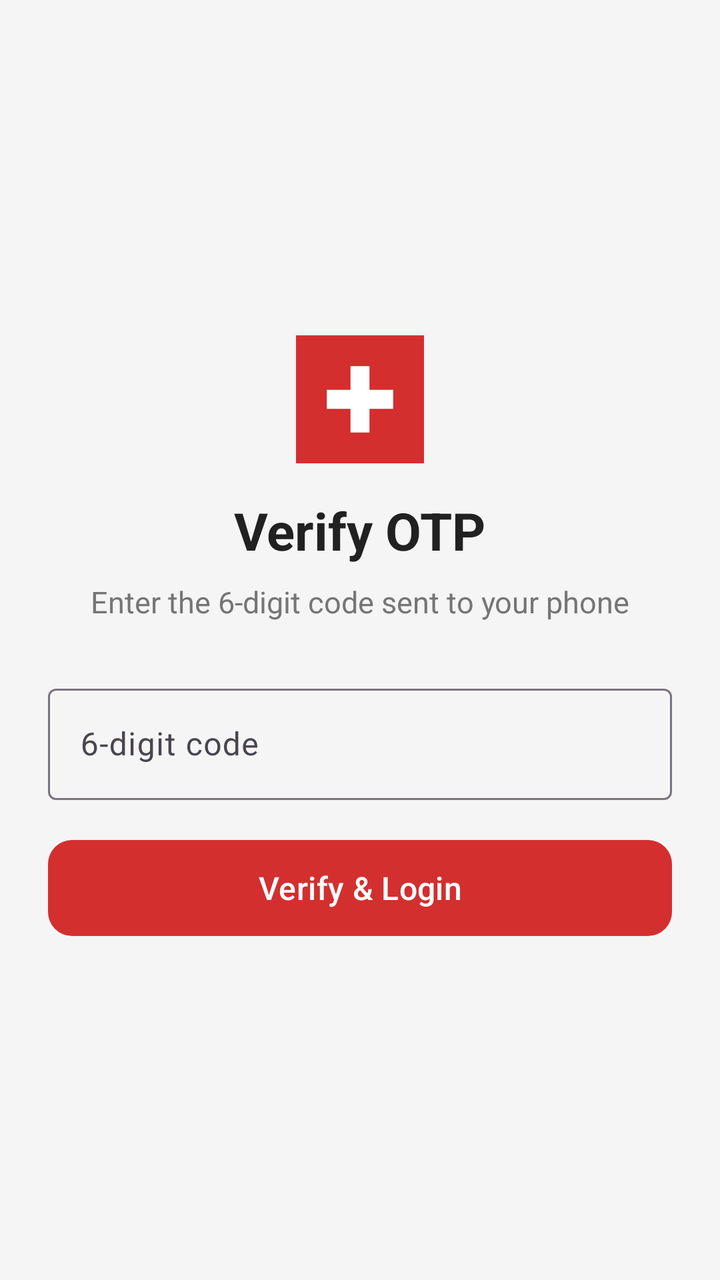
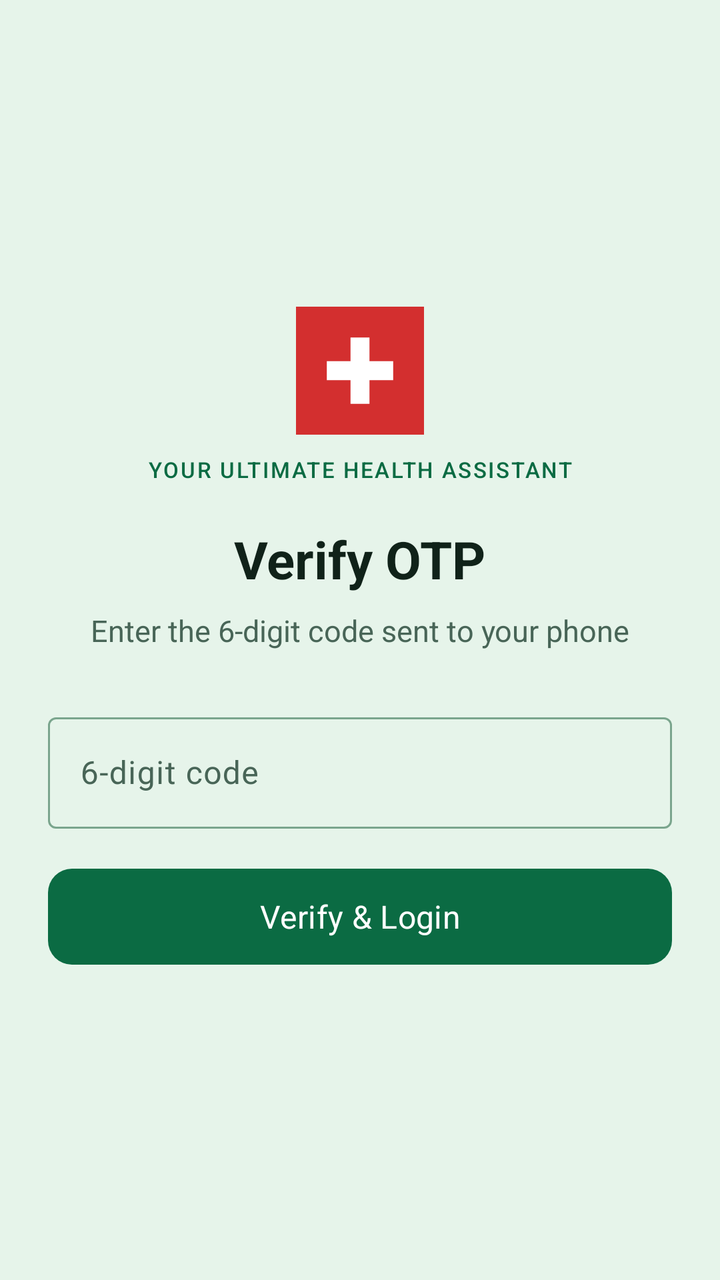

The first picture is an Android layout as it rendered before a commit; the second is the same layout after the commit. The layout source and the unified diff follow.
<!-- AndroidManifest.xml: application theme Theme.ShasthoBondhu -->
<!-- res/layout/fragment_otp_verify.xml -->
<?xml version="1.0" encoding="utf-8"?>
<LinearLayout xmlns:android="http://schemas.android.com/apk/res/android"
    xmlns:app="http://schemas.android.com/apk/res-auto"
    android:layout_width="match_parent"
    android:layout_height="match_parent"
    android:background="@color/background"
    android:gravity="center"
    android:orientation="vertical"
    android:paddingHorizontal="24dp">

    <ImageView
        android:layout_width="64dp"
        android:layout_height="64dp"
        android:contentDescription="@string/app_name"
        android:src="@drawable/ic_app_logo" />

    <TextView
        android:layout_width="wrap_content"
        android:layout_height="wrap_content"
        android:layout_marginTop="16dp"
        android:text="@string/otp_title"
        android:textColor="@color/text_primary"
        android:textSize="26sp"
        android:textStyle="bold" />

    <TextView
        android:id="@+id/tvSubtitle"
        android:layout_width="match_parent"
        android:layout_height="wrap_content"
        android:layout_marginTop="8dp"
        android:gravity="center"
        android:text="@string/otp_subtitle"
        android:textColor="@color/text_secondary"
        android:textSize="15sp" />

    <com.google.android.material.textfield.TextInputLayout
        style="@style/Widget.Material3.TextInputLayout.OutlinedBox"
        android:layout_width="match_parent"
        android:layout_height="wrap_content"
        android:layout_marginTop="28dp"
        android:hint="@string/hint_otp">

        <com.google.android.material.textfield.TextInputEditText
            android:id="@+id/etOtp"
            android:layout_width="match_parent"
            android:layout_height="wrap_content"
            android:inputType="number"
            android:maxLength="6"
            android:maxLines="1" />
    </com.google.android.material.textfield.TextInputLayout>

    <com.google.android.material.button.MaterialButton
        android:id="@+id/btnVerifyOtp"
        android:layout_width="match_parent"
        android:layout_height="56dp"
        android:layout_marginTop="16dp"
        android:text="@string/verify_and_login"
        android:textAllCaps="false"
        android:textSize="16sp"
        app:cornerRadius="12dp" />

    <ProgressBar
        android:id="@+id/progress"
        android:layout_width="wrap_content"
        android:layout_height="wrap_content"
        android:layout_marginTop="16dp"
        android:visibility="gone" />

    <TextView
        android:id="@+id/tvError"
        android:layout_width="match_parent"
        android:layout_height="wrap_content"
        android:layout_marginTop="12dp"
        android:gravity="center"
        android:textColor="@color/primary"
        android:textSize="14sp"
        android:visibility="gone" />

</LinearLayout>
<!-- resources referenced by this layout -->
<resources>
  <color name="background">#F5F5F5</color>
  <color name="primary">#D32F2F</color>
  <color name="text_primary">#212121</color>
  <color name="text_secondary">#757575</color>
  <!-- drawable ic_app_logo (drawable) -->
  <?xml version="1.0" encoding="utf-8"?>
  <vector xmlns:android="http://schemas.android.com/apk/res/android"
      android:width="108dp"
      android:height="108dp"
      android:viewportWidth="108"
      android:viewportHeight="108">
      <path
          android:fillColor="#D32F2F"
          android:pathData="M0,0h108v108h-108z" />
      <path
          android:fillColor="#FFFFFF"
          android:pathData="M46,26h16v20h20v16h-20v20h-16v-20h-20v-16h20z" />
  </vector>
  <string name="app_name">ShasthoBondhu</string>
  <string name="hint_otp">6-digit code</string>
  <string name="otp_subtitle">Enter the 6-digit code sent to your phone</string>
  <string name="otp_title">Verify OTP</string>
  <string name="verify_and_login">Verify &amp; Login</string>
  <style name="Theme.ShasthoBondhu" parent="Theme.Material3.DayNight.NoActionBar">
          <item name="colorPrimary">@color/primary</item>
          <item name="colorSecondary">@color/accent</item>
          <item name="android:windowBackground">@color/background</item>
          <item name="android:statusBarColor">@color/primary</item>
      </style>
  <color name="accent">#FF5252</color>
</resources>

<!-- the commit's change to res/layout/fragment_otp_verify.xml (unified diff, before → after) -->
@@ -15,9 +15,20 @@
         android:src="@drawable/ic_app_logo" />
 
     <TextView
+        android:layout_width="match_parent"
+        android:layout_height="wrap_content"
+        android:layout_marginTop="10dp"
+        android:fontFamily="sans-serif-medium"
+        android:gravity="center"
+        android:letterSpacing="0.08"
+        android:text="@string/brand_tagline"
+        android:textColor="@color/primary"
+        android:textSize="11sp" />
+
+    <TextView
         android:layout_width="wrap_content"
         android:layout_height="wrap_content"
-        android:layout_marginTop="16dp"
+        android:layout_marginTop="20dp"
         android:text="@string/otp_title"
         android:textColor="@color/text_primary"
         android:textSize="26sp"
<!-- resource entries referenced after the edit -->
@@ -1,9 +1,9 @@
 <!-- resources referenced by this layout -->
 <resources>
-  <color name="background">#F5F5F5</color>
-  <color name="primary">#D32F2F</color>
-  <color name="text_primary">#212121</color>
-  <color name="text_secondary">#757575</color>
+  <color name="background">#E6F4EA</color>
+  <color name="primary">#0B6B43</color>
+  <color name="text_primary">#102219</color>
+  <color name="text_secondary">#486557</color>
   <!-- drawable ic_app_logo (drawable) -->
   <?xml version="1.0" encoding="utf-8"?>
   <vector xmlns:android="http://schemas.android.com/apk/res/android"
@@ -19,16 +19,38 @@
           android:pathData="M46,26h16v20h20v16h-20v20h-16v-20h-20v-16h20z" />
   </vector>
   <string name="app_name">ShasthoBondhu</string>
+  <string name="brand_tagline">YOUR ULTIMATE HEALTH ASSISTANT</string>
   <string name="hint_otp">6-digit code</string>
   <string name="otp_subtitle">Enter the 6-digit code sent to your phone</string>
   <string name="otp_title">Verify OTP</string>
   <string name="verify_and_login">Verify &amp; Login</string>
   <style name="Theme.ShasthoBondhu" parent="Theme.Material3.DayNight.NoActionBar">
           <item name="colorPrimary">@color/primary</item>
-          <item name="colorSecondary">@color/accent</item>
+          <item name="colorOnPrimary">@color/on_primary</item>
+          <item name="colorPrimaryContainer">@color/primary_container</item>
+          <item name="colorOnPrimaryContainer">@color/on_primary_container</item>
+          <item name="colorSecondary">@color/emergency</item>
+          <item name="colorOnSecondary">@color/on_primary</item>
+          <item name="android:colorBackground">@color/background</item>
+          <item name="colorOnBackground">@color/text_primary</item>
+          <item name="colorSurface">@color/surface</item>
+          <item name="colorOnSurface">@color/text_primary</item>
+          <item name="colorSurfaceVariant">@color/surface_variant</item>
+          <item name="colorOnSurfaceVariant">@color/text_secondary</item>
+          <item name="colorOutline">@color/outline</item>
+          <item name="android:fontFamily">sans-serif</item>
           <item name="android:windowBackground">@color/background</item>
-          <item name="android:statusBarColor">@color/primary</item>
+          <item name="android:statusBarColor">@color/background</item>
+          <item name="android:navigationBarColor">@color/background</item>
+          <item name="android:windowLightStatusBar">true</item>
+          <item name="android:windowLightNavigationBar">true</item>
       </style>
-  <color name="accent">#FF5252</color>
+  <color name="on_primary">#FFFFFF</color>
+  <color name="primary_container">#C9EAD5</color>
+  <color name="on_primary_container">#073C27</color>
+  <color name="emergency">#C83E45</color>
+  <color name="surface">#F9FCFA</color>
+  <color name="surface_variant">#D5E9DC</color>
+  <color name="outline">#7AA58D</color>
 </resources>
 
